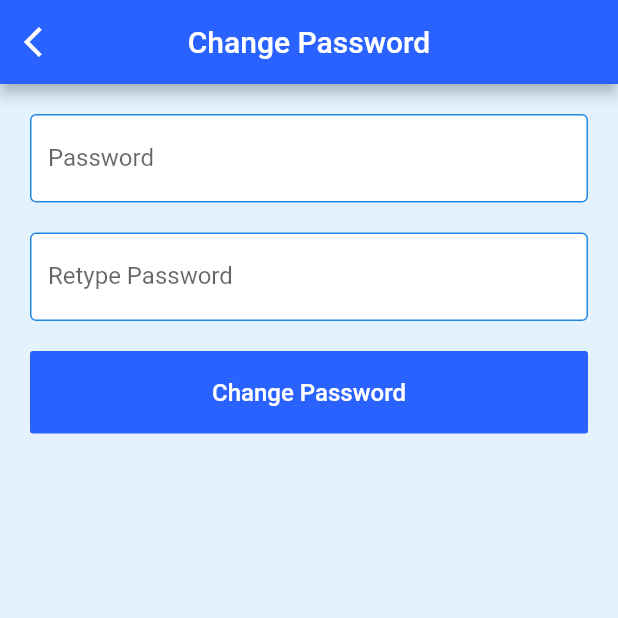
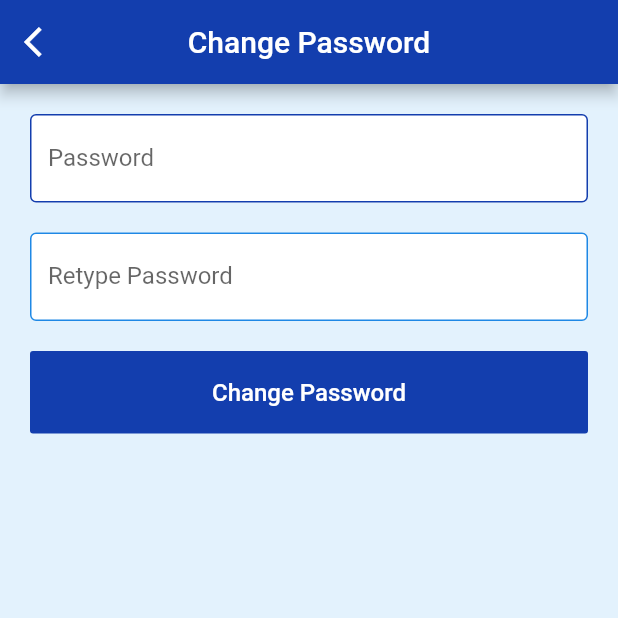
Before and after one commit to garyjdn/simple-inventory-flutter, a Flutter app: the TmpChangePassword screen opened directly, on a phone screen of 412 x 824 dp, the top half of it. Run offline on Flutter 3.47's test engine with Material 2 defaults, Android fonts, the phone set to English and light mode, and no system bars; our stand-ins replace bloc, cloud_firestore, date_format, datetime_picker_formfield, equatable, firebase_auth and 9 more; missing offline and left inert: downloads_path_provider, flutter_full_pdf_viewer; accounts and stored records are empty.

Commit message:
edit warna

```diff
--- a/lib/shared/theme.dart
+++ b/lib/shared/theme.dart
@@ -5,7 +5,7 @@ class AppTheme {
   AppTheme._();
 
   static final ThemeData lightTheme = ThemeData(
-    primaryColor: Color(0xFF0632AD),
+    primaryColor: Color(0XFF133EAE),
     scaffoldBackgroundColor: AppColors.background,
     brightness: Brightness.light,
     fontFamily: 'Roboto',
--- a/lib/widgets/components/app_drawer.dart
+++ b/lib/widgets/components/app_drawer.dart
@@ -57,7 +57,7 @@ class _AppDrawerState extends State<AppDrawer> {
                                   // height: 100,
                                   padding: EdgeInsets.all(15),
                                   width: double.infinity,
-                                  color: Colors.blueAccent[200],
+                                  color: Color(0XFF133EAE),
                                   child: Column(
                                     crossAxisAlignment:
                                         CrossAxisAlignment.start,
--- a/lib/widgets/components/wave.dart
+++ b/lib/widgets/components/wave.dart
@@ -14,7 +14,7 @@ class Wave extends StatelessWidget {
       config: CustomConfig(
         colors: [
           Colors.blue[100],
-          Colors.blue[200],
+          Colors.blue[300],
           Colors.blue[200],
           Colors.blue[300],
         ],
@@ -31,7 +31,7 @@ class Wave extends StatelessWidget {
         // gradientEnd: Alignment.centerRight,
       ),
       waveAmplitude: 1.0,
-      backgroundColor: Colors.blue[100],
+      backgroundColor: Colors.blue[50],
       size: Size(double.infinity, height),
     );
   }
--- a/lib/widgets/templates/app/change_password_template.dart
+++ b/lib/widgets/templates/app/change_password_template.dart
@@ -1,7 +1,8 @@
 import 'package:flutter/material.dart';
 import 'package:flutter_bloc/flutter_bloc.dart';
 import 'package:inventoryapp/modules/modules.dart';
-import 'package:inventoryapp/widgets/components/custom_dialog.dart' as customDialog;
+import 'package:inventoryapp/widgets/components/custom_dialog.dart'
+    as customDialog;
 import 'package:inventoryapp/widgets/widgets.dart';
 
 class TmpChangePassword extends StatefulWidget {
@@ -40,7 +41,7 @@ class _TmpChangePasswordState extends State<TmpChangePassword> {
           resizeToAvoidBottomInset: false,
           backgroundColor: Colors.blue[50],
           appBar: AppBar(
-          backgroundColor: Colors.blueAccent[700],
+            backgroundColor: Color(0XFF133EAE),
             leading: IconButton(
               onPressed: () => Navigator.of(context).pop(),
               icon: Icon(Icons.arrow_back_ios),
@@ -61,12 +62,12 @@ class _TmpChangePasswordState extends State<TmpChangePassword> {
                       filled: true,
                       fillColor: Colors.white,
                       enabledBorder: OutlineInputBorder(
-                      borderSide: BorderSide(
-                          color: Colors.blue[600], width: 1),
+                        borderSide:
+                            BorderSide(color: Color(0XFF133EAE), width: 1),
                       ),
                       focusedBorder: OutlineInputBorder(
-                      borderSide: BorderSide(
-                          color: Colors.blue[600], width: 1),
+                        borderSide:
+                            BorderSide(color: Color(0XFF133EAE), width: 1),
                       ),
                     ),
                     validator: (value) {
@@ -86,12 +87,12 @@ class _TmpChangePasswordState extends State<TmpChangePassword> {
                       filled: true,
                       fillColor: Colors.white,
                       enabledBorder: OutlineInputBorder(
-                      borderSide: BorderSide(
-                          color: Colors.blue[600], width: 1),
+                        borderSide:
+                            BorderSide(color: Colors.blue[600], width: 1),
                       ),
                       focusedBorder: OutlineInputBorder(
-                      borderSide: BorderSide(
-                          color: Colors.blue[600], width: 1),
+                        borderSide:
+                            BorderSide(color: Colors.blue[600], width: 1),
                       ),
                     ),
                     validator: (value) {
@@ -107,43 +108,42 @@ class _TmpChangePasswordState extends State<TmpChangePassword> {
                   SizedBox(height: 20),
                   BlocConsumer<ChangePasswordBloc, ChangePasswordState>(
                       listener: (context, state) async {
-                    if(state is ChangePasswordSuccess) {
+                    if (state is ChangePasswordSuccess) {
                       Navigator.of(context).pop();
                       await customDialog.showDialog(
                           context: context,
-                        builder: (_) => MessageDialog(message: state.message));
+                          builder: (_) =>
+                              MessageDialog(message: state.message));
                       _authenticationBloc.add(LoggedOut());
-                    } else if(state is ChangePasswordFailed) {
+                    } else if (state is ChangePasswordFailed) {
                       await customDialog.showDialog(
                           context: context,
-                        builder: (_) => MessageDialog(message: state.message));
+                          builder: (_) =>
+                              MessageDialog(message: state.message));
                     }
-                  },
-                  buildWhen: (context, state) {
-                    if(state is ChangePasswordInitial || state is ChangePasswordInProgress) {
+                  }, buildWhen: (context, state) {
+                    if (state is ChangePasswordInitial ||
+                        state is ChangePasswordInProgress) {
                       return true;
                     }
                     return false;
-                  },
-                  builder: (context, state) {
-                    if(state is ChangePasswordInProgress) {
+                  }, builder: (context, state) {
+                    if (state is ChangePasswordInProgress) {
                       return Container(
                           height: 55,
                           width: double.infinity,
                           child: RaisedButton(
                               onPressed: () {},
                               elevation: 0,
-                          color: Colors.blueAccent[700],
+                              color: Color(0XFF133EAE),
                               child: SizedBox(
                                 width: 20,
                                 height: 20,
                                 child: CircularProgressIndicator(
-                              valueColor:
-                                  new AlwaysStoppedAnimation<Color>(Colors.white),
+                                  valueColor: new AlwaysStoppedAnimation<Color>(
+                                      Colors.white),
                                 ),
-                          )
-                        )
-                      );
+                              )));
                     } else {
                       return Container(
                           height: 55,
@@ -151,24 +151,21 @@ class _TmpChangePasswordState extends State<TmpChangePassword> {
                           child: RaisedButton(
                               onPressed: () {
                                 if (_formKey.currentState.validate()) {
-                                _changePasswordBloc.add(ChangePasswordButtonPressed(password: _passwordCtrl.text));
+                                  _changePasswordBloc.add(
+                                      ChangePasswordButtonPressed(
+                                          password: _passwordCtrl.text));
                                 }
                               },
                               elevation: 0,
-                            color: Colors.blueAccent[700],
-                            child: Text(
-                              'Change Password',
-                              style: TextStyle(
-                                color: Colors.white))
-                          ));
+                              color: Color(0XFF133EAE),
+                              child: Text('Change Password',
+                                  style: TextStyle(color: Colors.white))));
                     }
-                  }
-                )
+                  })
                 ],
               ),
             ),
-        )
-      ),
+          )),
     );
   }
 }
--- a/lib/widgets/templates/app/login_template.dart
+++ b/lib/widgets/templates/app/login_template.dart
@@ -153,7 +153,7 @@ class _TmpLoginState extends State<TmpLogin> {
                                           width: double.infinity,
                                           child: RaisedButton(
                                               elevation: 0,
-                                              color: Colors.blueAccent[700],
+                                              color: Color(0XFF133EAE),
                                               onPressed: () {
                                                 if (!(state is LoginLoading)) {
                                                   _loginBloc.add(
--- a/lib/widgets/templates/inventory/station/station_main_template.dart
+++ b/lib/widgets/templates/inventory/station/station_main_template.dart
@@ -36,7 +36,7 @@ class TmpStationMain extends StatelessWidget {
     return Scaffold(
         backgroundColor: Colors.blue[50],
         appBar: AppBar(
-          backgroundColor: Colors.blueAccent[700],
+          backgroundColor: Color(0XFF133EAE),
           // automaticallyImplyLeading: true,
           leading: IconButton(
             onPressed: () => Navigator.of(context).pop(),
@@ -46,7 +46,7 @@ class TmpStationMain extends StatelessWidget {
           centerTitle: true,
         ),
         floatingActionButton: FloatingActionButton(
-          backgroundColor: Colors.blueAccent[700],
+          backgroundColor: Color(0XFF133EAE),
           child: Icon(Icons.add),
           onPressed: () async {
             final fetch = await Navigator.of(context).pushNamed(
@@ -84,7 +84,7 @@ class TmpStationMain extends StatelessWidget {
                           child: ListTile(
                             leading: Icon(
                               FontAwesomeIcons.building,
-                              color: Color(0xff5a5a5a),
+                              color: Color(0XFF133EAE),
                             ),
                             title: Text(station.name,
                                 style: Theme.of(context).textTheme.bodyText2),
--- a/lib/widgets/templates/inventory/supplier/supplier_main_template.dart
+++ b/lib/widgets/templates/inventory/supplier/supplier_main_template.dart
@@ -36,7 +36,7 @@ class TmpSupplierMain extends StatelessWidget {
     return Scaffold(
         backgroundColor: Colors.blue[50],
         appBar: AppBar(
-          backgroundColor: Colors.blueAccent[700],
+          backgroundColor: Color(0XFF133EAE),
           // automaticallyImplyLeading: true,
           leading: IconButton(
             onPressed: () => Navigator.of(context).pop(),
@@ -46,7 +46,7 @@ class TmpSupplierMain extends StatelessWidget {
           centerTitle: true,
         ),
         floatingActionButton: FloatingActionButton(
-          backgroundColor: Colors.blueAccent[700],
+          backgroundColor: Color(0XFF133EAE),
           child: Icon(Icons.add),
           onPressed: () async {
             final fetch = await Navigator.of(context).pushNamed(
@@ -85,7 +85,7 @@ class TmpSupplierMain extends StatelessWidget {
                           child: ListTile(
                             leading: Icon(
                               FontAwesomeIcons.userCheck,
-                              color: Color(0xff5a5a5a),
+                              color: Color(0XFF133EAE),
                             ),
                             title: Text(supplier.name,
                                 style: Theme.of(context).textTheme.bodyText2),
--- a/lib/widgets/templates/inventory/user/user_main_template.dart
+++ b/lib/widgets/templates/inventory/user/user_main_template.dart
@@ -35,7 +35,7 @@ class TmpUserMain extends StatelessWidget {
     return Scaffold(
         backgroundColor: Colors.blue[50],
         appBar: AppBar(
-          backgroundColor: Colors.blueAccent[700],
+          backgroundColor: Color(0XFF133EAE),
           // automaticallyImplyLeading: true,
           leading: IconButton(
             onPressed: () => Navigator.of(context).pop(),
@@ -45,7 +45,7 @@ class TmpUserMain extends StatelessWidget {
           centerTitle: true,
         ),
         floatingActionButton: FloatingActionButton(
-          backgroundColor: Colors.blueAccent[700],
+          backgroundColor: Color(0XFF133EAE),
           child: Icon(Icons.add),
           onPressed: () async {
             final fetch = await Navigator.of(context).pushNamed(
@@ -83,7 +83,7 @@ class TmpUserMain extends StatelessWidget {
                           child: ListTile(
                             leading: Icon(
                               FontAwesomeIcons.user,
-                              color: Color(0xff5a5a5a),
+                              color: Color(0XFF133EAE),
                             ),
                             title: Text(user.name,
                                 style: Theme.of(context).textTheme.bodyText2),
```
Also changed, not shown: lib/widgets/components/custom_button.dart (+21 -37 lines), lib/widgets/templates/app/profile_template.dart (+34 -94 lines), lib/widgets/templates/inventory/dashboard_template.dart (+1 -29 lines), lib/widgets/templates/inventory/report/report_template.dart (+10 -10 lines), lib/widgets/templates/inventory/station/station_form_template.dart (+4 -4 lines), lib/widgets/templates/inventory/supplier/supplier_form_template.dart (+9 -9 lines), lib/widgets/templates/inventory/user/user_form_template.dart (+10 -10 lines), pubspec.lock. Lines whose indentation alone changed are shown as unchanged.
